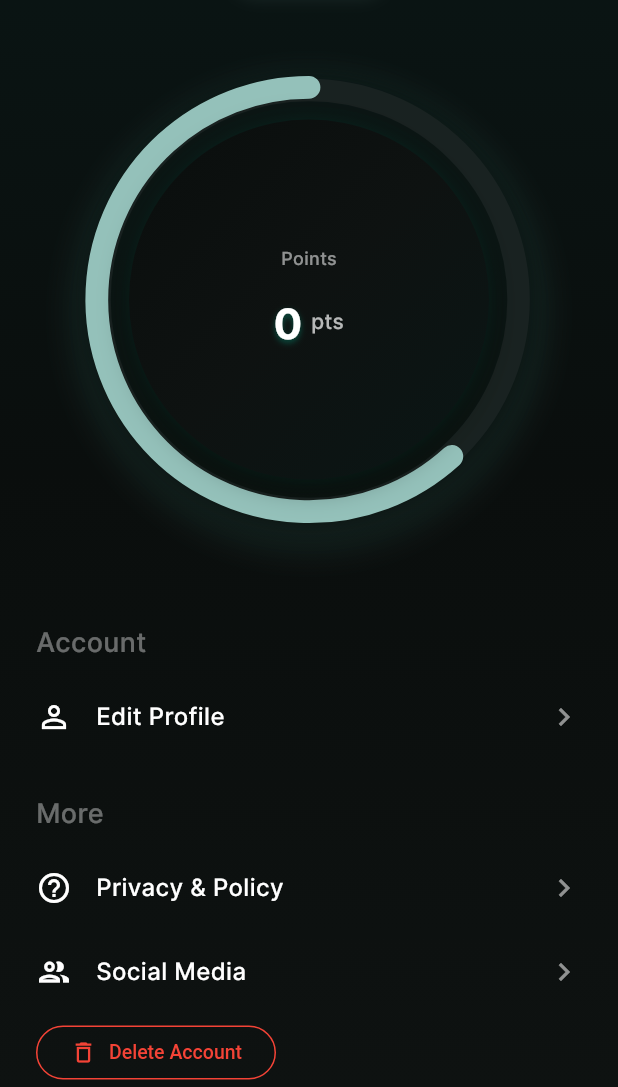
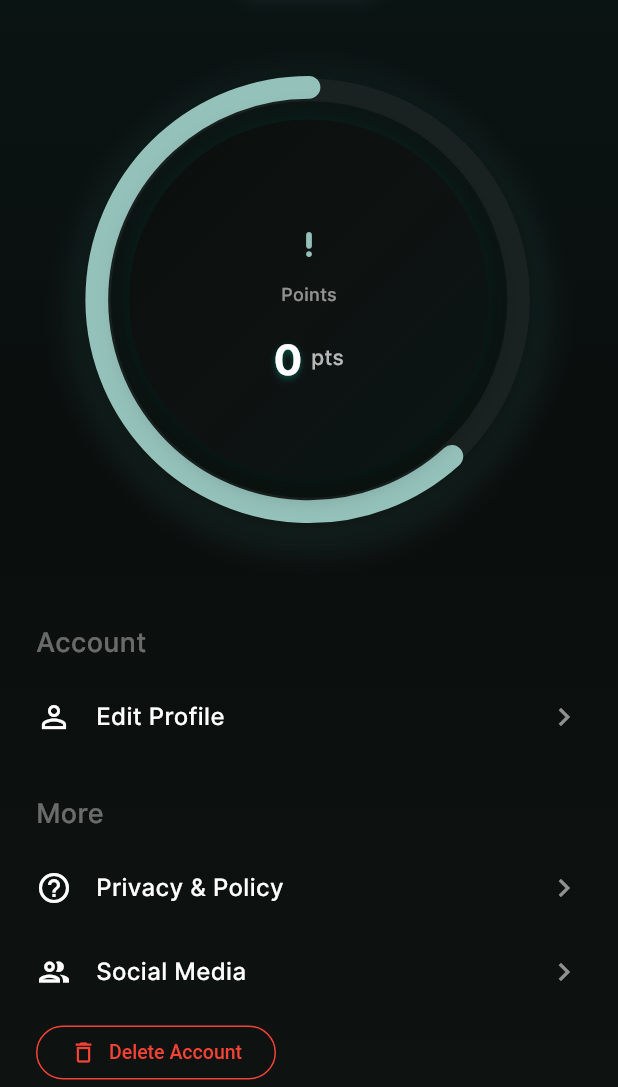
Before and after one commit to botanPro/chon, a Flutter app: the ProfileScreen screen opened by its route, on a phone screen of 412 x 824 dp, the part 149-1236 px from its top. Run offline on Flutter 3.47's test engine with Material 3 defaults, Android fonts, the phone set to English and light mode, and no system bars; our stand-ins replace confetti, connectivity_plus, flutter_dotenv, flutter_svg, google_fonts, shared_preferences and 1 more; accounts and stored records are empty.

Commit message:
new changes on profile

```diff
--- a/lib/screens/profile_screen.dart
+++ b/lib/screens/profile_screen.dart
@@ -428,6 +428,34 @@ class _ProfileScreenState extends State<ProfileScreen>
                         child: Column(
                           mainAxisAlignment: MainAxisAlignment.center,
                           children: [
+                            // Info icon above points
+                            Align(
+                              alignment: Alignment.center,
+                              child: IconButton(
+                                icon: const Icon(Icons.priority_high_rounded,
+                                    color: Color(0xFF94C1BA), size: 22),
+                                padding: const EdgeInsets.only(bottom: 2),
+                                constraints: const BoxConstraints(),
+                                tooltip: 'What are points?',
+                                onPressed: () {
+                                  showDialog(
+                                    context: context,
+                                    builder: (context) => AlertDialog(
+                                      title: const Text('Points Information'),
+                                      content: const Text(
+                                          'Points are accumulated through active participation in games. These points serve not only as a measure of user engagement and achievement, but also as a form of in-app currency. Certain games may initially be inaccessible; however, users can unlock these games by redeeming their earned points, thereby enhancing their overall experience and access within the application.'),
+                                      actions: [
+                                        TextButton(
+                                          onPressed: () =>
+                                              Navigator.of(context).pop(),
+                                          child: const Text('OK'),
+                                        ),
+                                      ],
+                                    ),
+                                  );
+                                },
+                              ),
+                            ),
                             // Animated label
                             TweenAnimationBuilder<double>(
                               duration: const Duration(milliseconds: 800),
```
